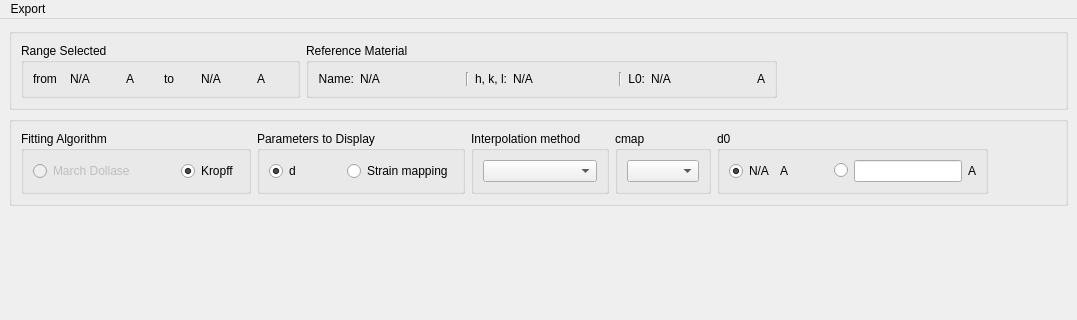
Before: the Qt Designer form ibeatles/ui/ui_strainMapping.ui in ornlneutronimaging/iBeatles, drawn with Qt 5; both pictures show x 0 to 1077 and y 0 to 320 of the 1077 by 857 pixel window.
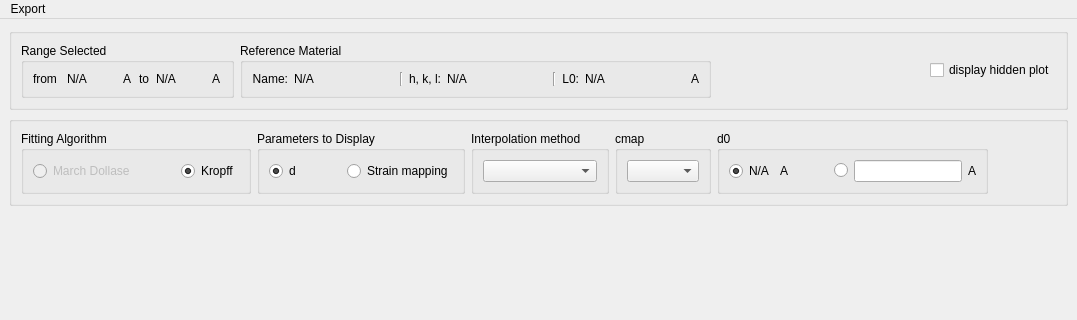
After: the same form once the commit is applied. The open tabs and pages were chosen to show the change.

Commit message: matplotlib widget to retrieve the interpolation is in place. this refs #201

What changed in the file:
```diff
--- a/ibeatles/ui/ui_strainMapping.ui
+++ b/ibeatles/ui/ui_strainMapping.ui
@@ -240,6 +240,13 @@
            </property>
           </spacer>
          </item>
+         <item>
+          <widget class="QCheckBox" name="checkBox">
+           <property name="text">
+            <string>display hidden plot</string>
+           </property>
+          </widget>
+         </item>
         </layout>
        </widget>
       </item>
```
Left out of the diff: 51 changed lines with no effect on the pictures. The commit also changes 3 other files.
